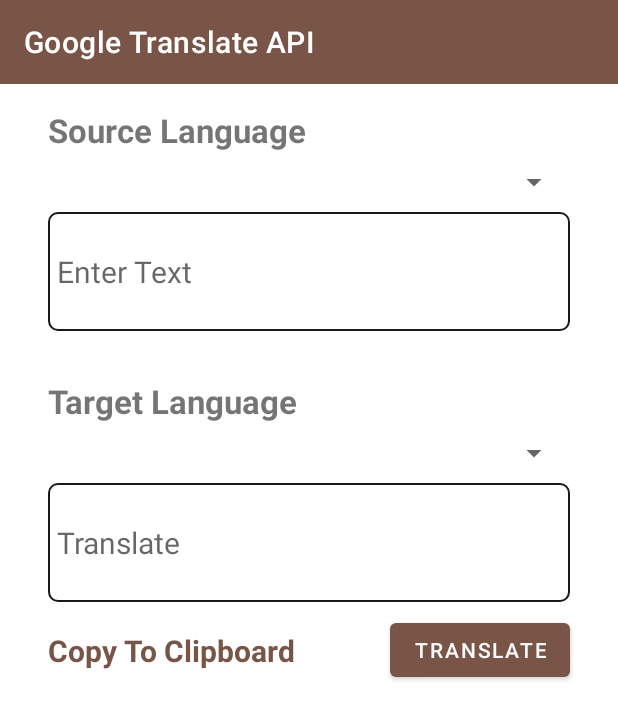
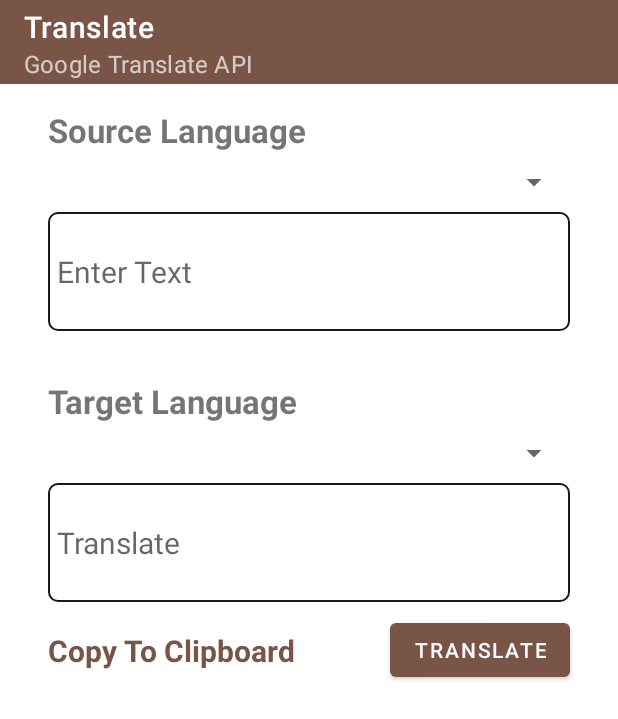
Before and after one commit to serhat-demir/android-translate, an Android app: the screen it shows after launch (MainActivity), on a phone screen of 412 x 824 dp. Shown: the top 719 px of the screen. Run offline under Robolectric (Android 15) with nearby library versions, the phone set to English and light mode, and no system bars.

Commit message:
fix toolbar title

```diff
--- a/app/src/main/java/com/serhat/translate/MainActivity.java
+++ b/app/src/main/java/com/serhat/translate/MainActivity.java
@@ -57,7 +57,7 @@ public class MainActivity extends AppCompatActivity {
 
         //toolbar
         binding.toolbar.setTitle(getString(R.string.app_name));
-        binding.toolbar.setTitle(getString(R.string.google_translate_api));
+        binding.toolbar.setSubtitle(getString(R.string.google_translate_api));
         setSupportActionBar(binding.toolbar);
 
         //spinners
```
